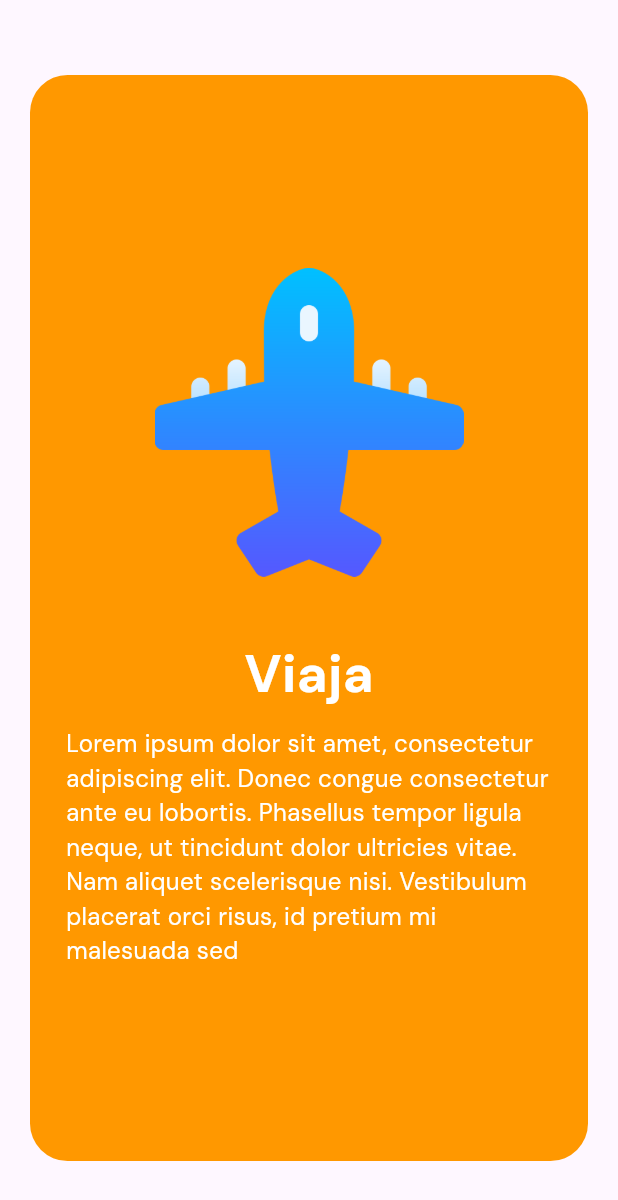
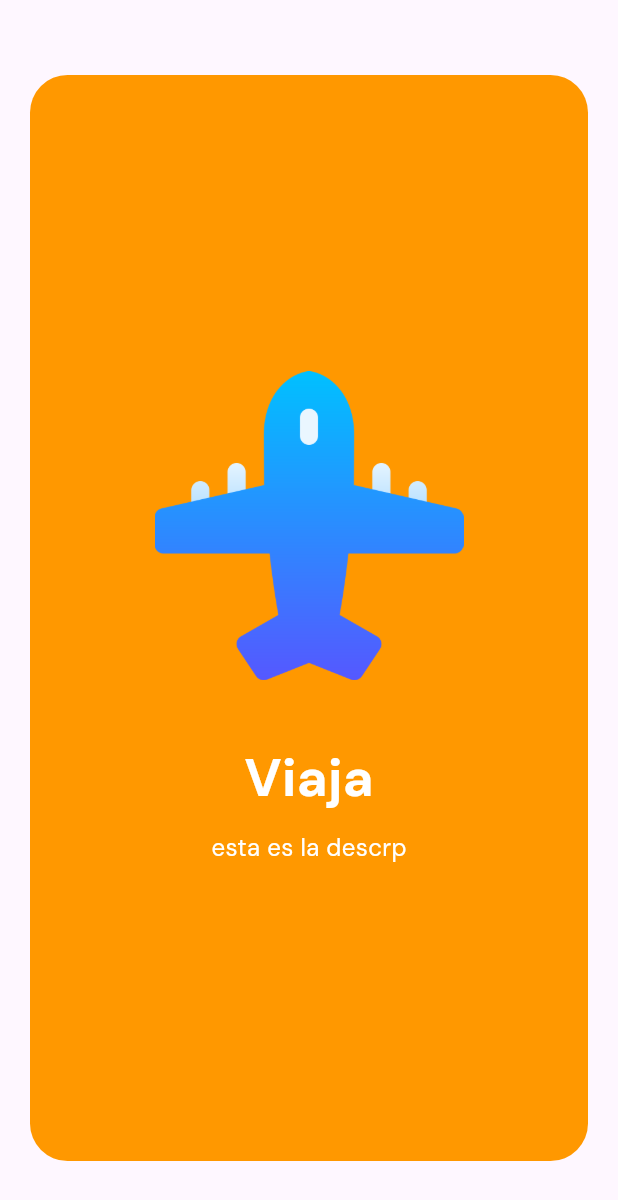
Before and after one commit to fr4nsgallegos/travelappg7, a Flutter app: the screen it shows after launch, on a phone screen of 412 x 824 dp. Shown: the top 1200 px of the screen. Run offline on Flutter 3.47's test engine with Material 3 defaults, Android fonts, the phone set to English and light mode, and no system bars; our stand-ins replace google_fonts, shared_preferences.

Commit message:
optimizando codigo

```diff
--- a/lib/pages/init_page.dart
+++ b/lib/pages/init_page.dart
@@ -1,4 +1,5 @@
 import 'package:flutter/material.dart';
+import 'package:travelappg7/widgets/welcome_widget.dart';
 
 class InitPage extends StatelessWidget {
   @override
@@ -8,42 +9,11 @@ class InitPage extends StatelessWidget {
         child: Column(
           mainAxisAlignment: MainAxisAlignment.center,
           children: [
-            Container(
-              height: MediaQuery.of(context).size.height - 100,
-              width: MediaQuery.of(context).size.width - 40,
-              decoration: BoxDecoration(
-                borderRadius: BorderRadius.circular(25),
+            WelcomeWidget(
+                title: "Viaja",
+                description: "esta es la descrp",
                 color: Colors.orange,
-              ),
-              child: Column(
-                mainAxisAlignment: MainAxisAlignment.center,
-                children: [
-                  Image.asset(
-                    "assets/icons/avion.png",
-                    height: MediaQuery.of(context).size.height / 4,
-                  ),
-                  SizedBox(height: 40),
-                  Text(
-                    "Viaja",
-                    style: TextStyle(
-                        fontSize: 35,
-                        color: Colors.white,
-                        fontWeight: FontWeight.bold),
-                  ),
-                  SizedBox(height: 10),
-                  Padding(
-                    padding: const EdgeInsets.symmetric(horizontal: 24),
-                    child: Text(
-                      "Lorem ipsum dolor sit amet, consectetur adipiscing elit. Donec congue consectetur ante eu lobortis. Phasellus tempor ligula neque, ut tincidunt dolor ultricies vitae. Nam aliquet scelerisque nisi. Vestibulum placerat orci risus, id pretium mi malesuada sed",
-                      style: TextStyle(
-                        fontSize: 16,
-                        color: Colors.white,
-                      ),
-                    ),
-                  ),
-                ],
-              ),
-            )
+                pathAsset: "assets/icons/avion.png"),
           ],
         ),
       ),
--- /dev/null
+++ b/lib/widgets/welcome_widget.dart
@@ -0,0 +1,51 @@
+import 'package:flutter/material.dart';
+
+class WelcomeWidget extends StatelessWidget {
+  String title;
+  String description;
+  Color color;
+  String pathAsset;
+
+  WelcomeWidget({
+    required this.title,
+    required this.description,
+    required this.color,
+    required this.pathAsset,
+  });
+
+  @override
+  Widget build(BuildContext context) {
+    return Container(
+      height: MediaQuery.of(context).size.height - 100,
+      width: MediaQuery.of(context).size.width - 40,
+      decoration:
+          BoxDecoration(borderRadius: BorderRadius.circular(25), color: color),
+      child: Column(
+        mainAxisAlignment: MainAxisAlignment.center,
+        children: [
+          Image.asset(
+            pathAsset,
+            height: MediaQuery.of(context).size.height / 4,
+          ),
+          SizedBox(height: 40),
+          Text(
+            title,
+            style: TextStyle(
+                fontSize: 35, color: Colors.white, fontWeight: FontWeight.bold),
+          ),
+          SizedBox(height: 10),
+          Padding(
+            padding: const EdgeInsets.symmetric(horizontal: 24),
+            child: Text(
+              description,
+              style: TextStyle(
+                fontSize: 16,
+                color: Colors.white,
+              ),
+            ),
+          ),
+        ],
+      ),
+    );
+  }
+}
```
